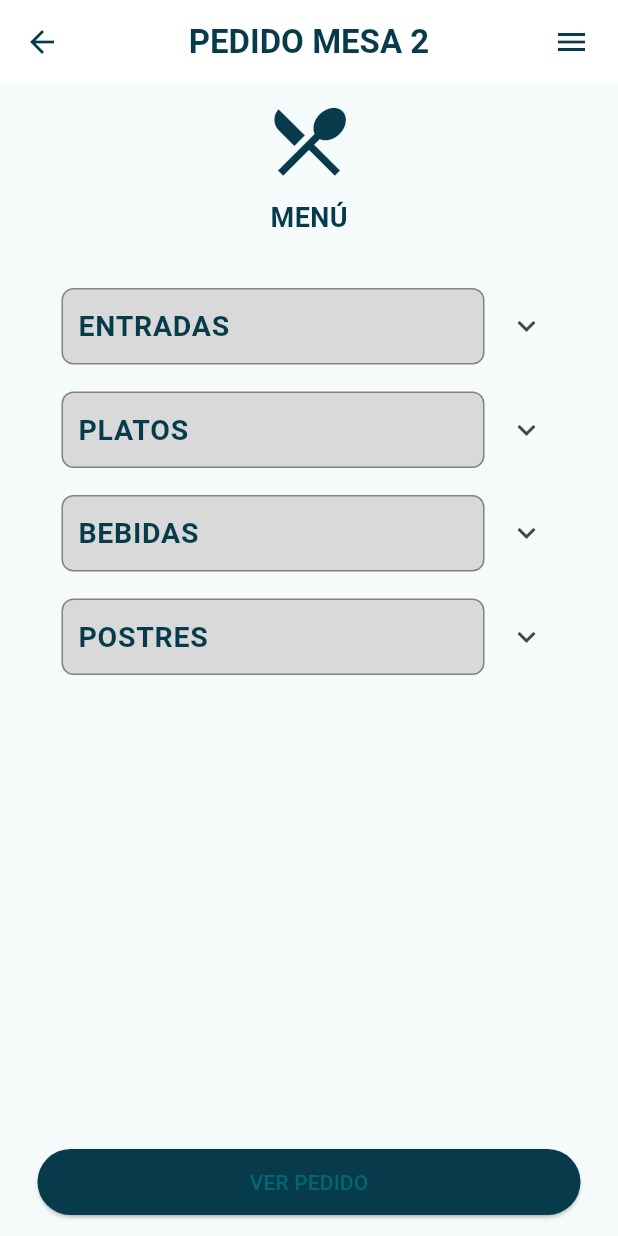
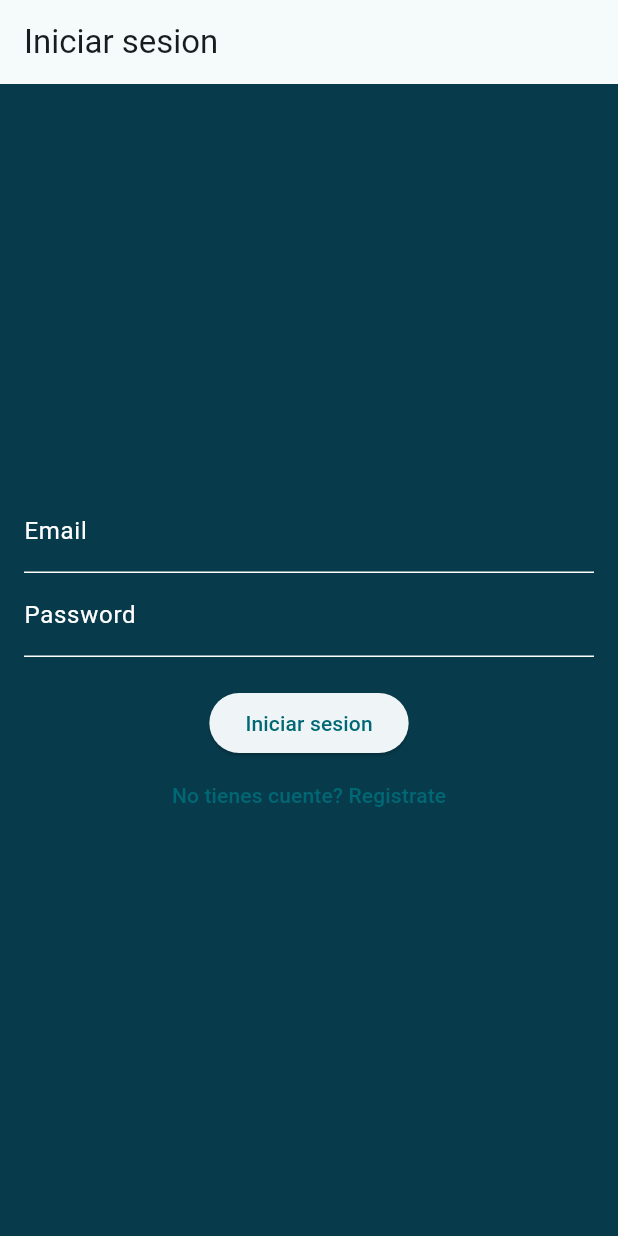
Before and after one commit to Bela1810/SmartDinner, a Flutter app: the screen it shows after launch, on a phone screen of 412 x 824 dp. Run offline on Flutter 3.47's test engine with Material 3 defaults, Android fonts, the phone set to English and light mode, and no system bars; our stand-ins replace firebase_auth, firebase_core, image_picker; accounts and stored records are empty.

Commit message:
New functions

```diff
--- /dev/null
+++ b/lib/data/services/authentication/auth_service.dart
@@ -0,0 +1,31 @@
+import 'package:firebase_auth/firebase_auth.dart';
+
+class AuthService {
+  final FirebaseAuth _auth = FirebaseAuth.instance;
+
+  Future<User?> signIn(String email, String password) async {
+    try {
+      UserCredential result = await _auth.signInWithEmailAndPassword(
+          email: email, password: password);
+      return result.user;
+    } catch (e) {
+      print('Error en Inicion de sesion: $e');
+      return null;
+    }
+  }
+
+  Future<User?> register(String email, String password) async {
+    try {
+      UserCredential result = await _auth.createUserWithEmailAndPassword(
+          email: email, password: password);
+      return result.user;
+    } catch (e) {
+      print('Error en registro: $e');
+      return null;
+    }
+  }
+
+  Future<void> signOut() async {
+    await _auth.signOut();
+  }
+}
--- a/lib/main.dart
+++ b/lib/main.dart
@@ -1,8 +1,16 @@
+import 'package:firebase_auth/firebase_auth.dart';
+import 'package:firebase_core/firebase_core.dart';
+import 'package:smartdinner/ui/screens/auth/auth_screen.dart';
+import 'package:smartdinner/ui/screens/table_screen/table_screen.dart';
+import 'firebase_options.dart';
+
 import 'package:flutter/material.dart';
-import 'package:smartdinner/ui/screens/menu_screen/menu_screen.dart';
-import 'package:smartdinner/ui/screens/table_screen/table_screen.dart';
 
-void main() {
+Future<void> main() async {
+  WidgetsFlutterBinding.ensureInitialized();
+  await Firebase.initializeApp(
+    options: DefaultFirebaseOptions.currentPlatform,
+  );
   runApp(const MyApp());
 }
 
@@ -18,7 +26,30 @@ class MyApp extends StatelessWidget {
         colorScheme: ColorScheme.fromSeed(seedColor: Colors.white),
         useMaterial3: true,
       ),
-      home: MenuPage(),
+      home: const AuthWrapper(),
     );
   }
 }
+
+class AuthWrapper extends StatelessWidget {
+  const AuthWrapper({super.key});
+
+  @override
+  Widget build(BuildContext context) {
+    return StreamBuilder<User?>(
+        stream: FirebaseAuth.instance.authStateChanges(),
+        builder: (context, snapshot) {
+          if (snapshot.connectionState == ConnectionState.waiting) {
+            return const Center(
+              child: CircularProgressIndicator(),
+            );
+          }
+
+          if (snapshot.hasData) {
+            return const TableScreen();
+          } else {
+            return const AuthScreen();
+          }
+        });
+  }
+}
--- /dev/null
+++ b/lib/ui/screens/auth/auth_screen.dart
@@ -0,0 +1,90 @@
+import 'package:flutter/material.dart';
+import 'package:smartdinner/data/services/authentication/auth_service.dart';
+
+class AuthScreen extends StatefulWidget {
+  const AuthScreen({super.key});
+
+  @override
+  State<AuthScreen> createState() => _AuthScreenState();
+}
+
+class _AuthScreenState extends State<AuthScreen> {
+  final TextEditingController emailController = TextEditingController();
+  final TextEditingController passwordController = TextEditingController();
+  bool isLogin = true;
+
+  Future<void> handleAuth() async {
+    final email = emailController.text;
+    final password = passwordController.text;
+
+    AuthService authService = AuthService();
+
+    if (isLogin) {
+      await authService.signIn(email, password);
+    } else {
+      await authService.register(email, password);
+    }
+  }
+
+  @override
+  Widget build(BuildContext context) {
+    return Scaffold(
+      appBar: AppBar(title: Text(isLogin ? 'Iniciar sesion' : 'Registrarse')),
+      backgroundColor: Color(0xFF073B4C),
+      body: Padding(
+        padding: const EdgeInsets.all(16.0),
+        child: Column(
+          mainAxisAlignment: MainAxisAlignment.center,
+          children: [
+            TextField(
+              controller: emailController,
+              decoration: const InputDecoration(
+                labelText: 'Email',
+                labelStyle: TextStyle(color: Colors.white),
+                enabledBorder: UnderlineInputBorder(
+                  borderSide: BorderSide(color: Colors.white),
+                ),
+                focusedBorder: UnderlineInputBorder(
+                  borderSide: BorderSide(color: Colors.blue),
+                ),
+              ),
+              style: TextStyle(
+                color: Colors.white,
+              ),
+            ),
+            TextField(
+              controller: passwordController,
+              decoration: const InputDecoration(
+                labelText: 'Password',
+                labelStyle: TextStyle(color: Colors.white),
+                enabledBorder: UnderlineInputBorder(
+                  borderSide: BorderSide(color: Colors.white),
+                ),
+                focusedBorder: UnderlineInputBorder(
+                  borderSide: BorderSide(color: Colors.blue),
+                ),
+              ),
+              style: TextStyle(
+                color: Colors.white,
+              ),
+              obscureText: true,
+            ),
+            const SizedBox(height: 20),
+            ElevatedButton(
+                onPressed: handleAuth,
+                child: Text(isLogin ? 'Iniciar sesion' : 'Registrarse')),
+            TextButton(
+                onPressed: () {
+                  setState(() {
+                    isLogin = !isLogin;
+                  });
+                },
+                child: Text(isLogin
+                    ? 'No tienes cuente? Registrate'
+                    : 'Ya tienes cuenta?'))
+          ],
+        ),
+      ),
+    );
+  }
+}
```
Also changed, not shown: lib/data/services/upload/select_image.dart (added, +7 -0 lines), lib/ui/screens/image_screen/image_screen.dart (added, +42 -0 lines), lib/ui/screens/login_screen/login_screen.dart (added, +26 -0 lines), lib/ui/screens/table_screen/table_screen.dart (+15 -7 lines), pubspec.yaml (+6 -2 lines), assets/images/dark.png (added), assets/images/white.png (added), firebase.json (added), lib/data/services/upload/upload_image.dart (added), lib/firebase_options.dart (added), pubspec.lock, 137 other files.
